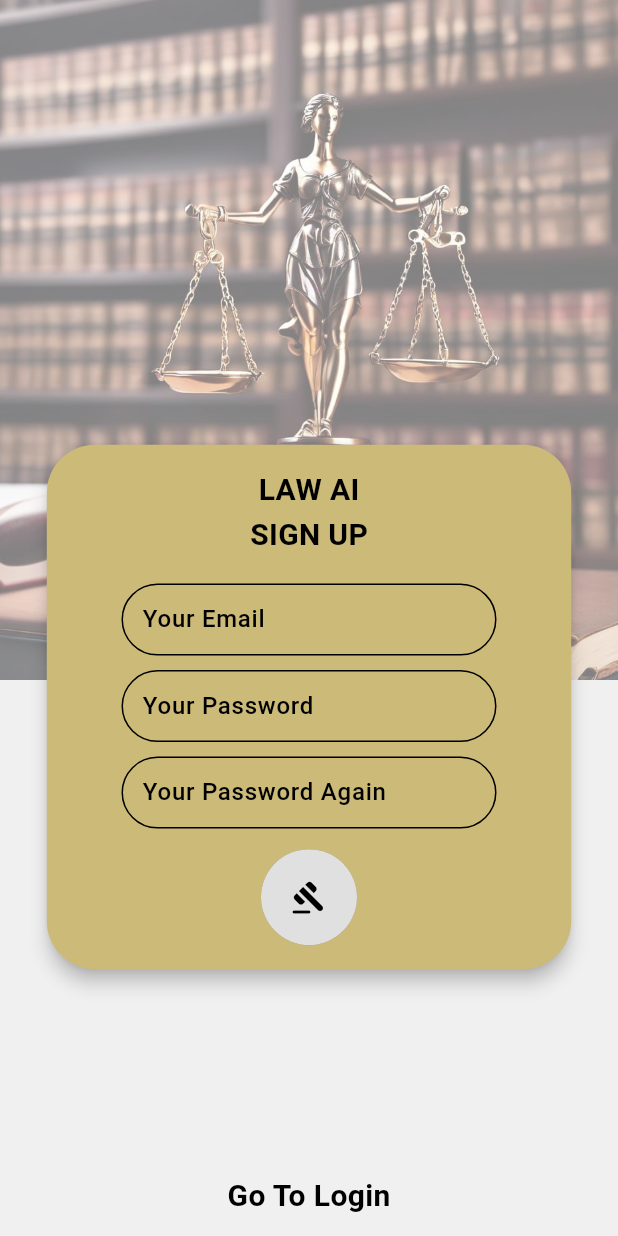
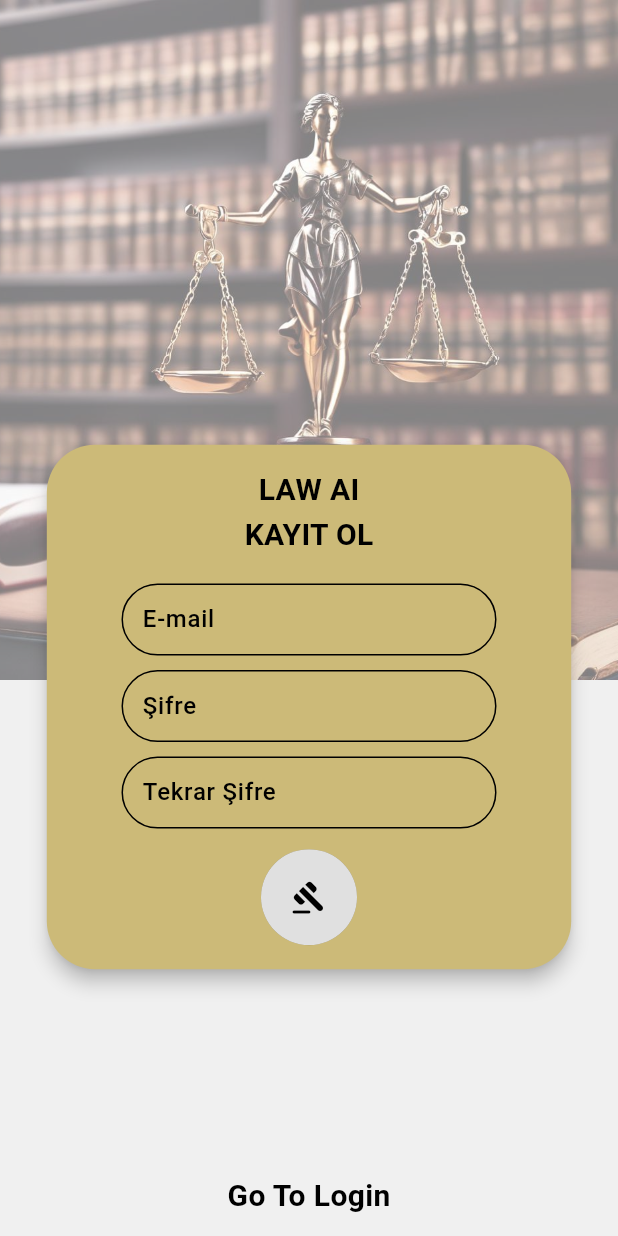
Before and after one commit to betbies/lawai, a Flutter app: the SignUpPage screen opened directly, on a phone screen of 412 x 824 dp. Run offline on Flutter 3.47's test engine with Material 3 defaults, Android fonts, the phone set to English and light mode, and no system bars; our stand-ins replace confetti.

Commit message:
Your commit message

```diff
--- a/lib/member/login.dart
+++ b/lib/member/login.dart
@@ -90,7 +90,7 @@ class _LoginPageState extends State<LoginPage> with SingleTickerProviderStateMix
                                 ),
                               ),
                               const Text(
-                                'LOGIN',
+                                'GİRİŞ',
                                 style: TextStyle(
                                   color: Colors.black,
                                   fontWeight: FontWeight.w600,
@@ -116,7 +116,7 @@ class _LoginPageState extends State<LoginPage> with SingleTickerProviderStateMix
                                       borderRadius: BorderRadius.circular(25.0),
                                       borderSide: const BorderSide(color: Color(0xFF000000), width: 1.0),
                                     ),
-                                    hintText: 'Your Email',
+                                    hintText: 'E-mail',
                                     hintStyle: const TextStyle(
                                       color: Colors.black,
                                       fontWeight: FontWeight.w500,
@@ -144,7 +144,7 @@ class _LoginPageState extends State<LoginPage> with SingleTickerProviderStateMix
                                       borderRadius: BorderRadius.circular(25.0),
                                       borderSide: const BorderSide(color: Color(0xFF000000), width: 1.0),
                                     ),
-                                    hintText: 'Your Password',
+                                    hintText: 'Şifre',
                                     hintStyle: const TextStyle(
                                       color: Colors.black,
                                       fontWeight: FontWeight.w500,
--- a/lib/member/signup.dart
+++ b/lib/member/signup.dart
@@ -90,7 +90,7 @@ class _SignUpPageState extends State<SignUpPage> with SingleTickerProviderStateM
                                 ),
                               ),
                               const Text(
-                                'SIGN UP',
+                                'KAYIT OL',
                                 style: TextStyle(
                                   color: Colors.black,
                                   fontWeight: FontWeight.w600,
@@ -116,7 +116,7 @@ class _SignUpPageState extends State<SignUpPage> with SingleTickerProviderStateM
                                       borderRadius: BorderRadius.circular(25.0),
                                       borderSide: const BorderSide(color: Color(0xFF000000), width: 1.0),
                                     ),
-                                    hintText: 'Your Email',
+                                    hintText: 'E-mail',
                                     hintStyle: const TextStyle(
                                       color: Colors.black,
                                       fontWeight: FontWeight.w500,
@@ -144,7 +144,7 @@ class _SignUpPageState extends State<SignUpPage> with SingleTickerProviderStateM
                                       borderRadius: BorderRadius.circular(25.0),
                                       borderSide: const BorderSide(color: Color(0xFF000000), width: 1.0),
                                     ),
-                                    hintText: 'Your Password',
+                                    hintText: 'Şifre',
                                     hintStyle: const TextStyle(
                                       color: Colors.black,
                                       fontWeight: FontWeight.w500,
@@ -172,7 +172,7 @@ class _SignUpPageState extends State<SignUpPage> with SingleTickerProviderStateM
                                       borderRadius: BorderRadius.circular(25.0),
                                       borderSide: const BorderSide(color: Color(0xFF000000), width: 1.0),
                                     ),
-                                    hintText: 'Your Password Again',
+                                    hintText: 'Tekrar Şifre',
                                     hintStyle: const TextStyle(
                                       color: Colors.black,
                                       fontWeight: FontWeight.w500,
```
Also changed, not shown: lib/main.dart (+10 -32 lines).
